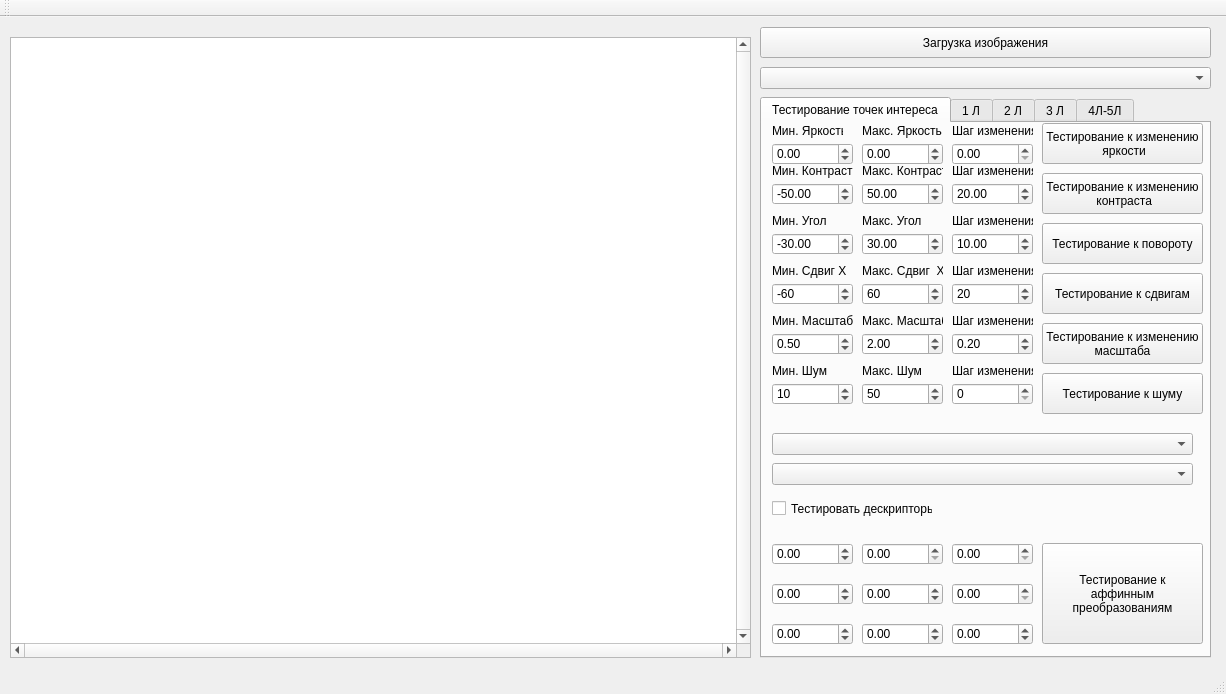
Old version of the form mainwindow.ui in the repository StenFox/Image.
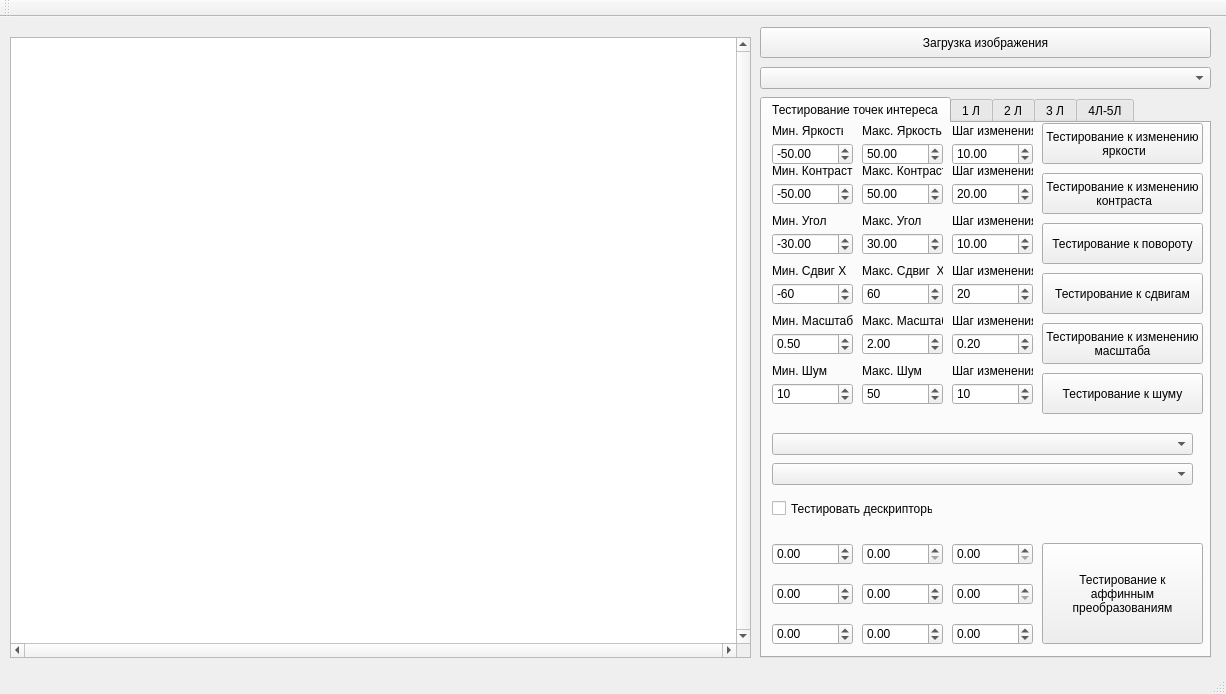
New version of the form.

```diff
--- a/mainwindow.ui
+++ b/mainwindow.ui
@@ -113,6 +113,9 @@
       <property name="maximum">
        <double>100.000000000000000</double>
       </property>
+      <property name="value">
+       <double>-50.000000000000000</double>
+      </property>
      </widget>
      <widget class="QDoubleSpinBox" name="MaxBrightness">
       <property name="geometry">
@@ -129,6 +132,9 @@
       <property name="maximum">
        <double>100.000000000000000</double>
       </property>
+      <property name="value">
+       <double>50.000000000000000</double>
+      </property>
      </widget>
      <widget class="QDoubleSpinBox" name="stepBrightnessChange">
       <property name="geometry">
@@ -139,6 +145,9 @@
         <height>22</height>
        </rect>
       </property>
+      <property name="value">
+       <double>10.000000000000000</double>
+      </property>
      </widget>
      <widget class="QComboBox" name="PointDetector">
       <property name="geometry">
@@ -817,6 +826,9 @@
         <height>22</height>
        </rect>
       </property>
+      <property name="value">
+       <number>10</number>
+      </property>
      </widget>
      <widget class="QLabel" name="label_26">
       <property name="geometry">
```
